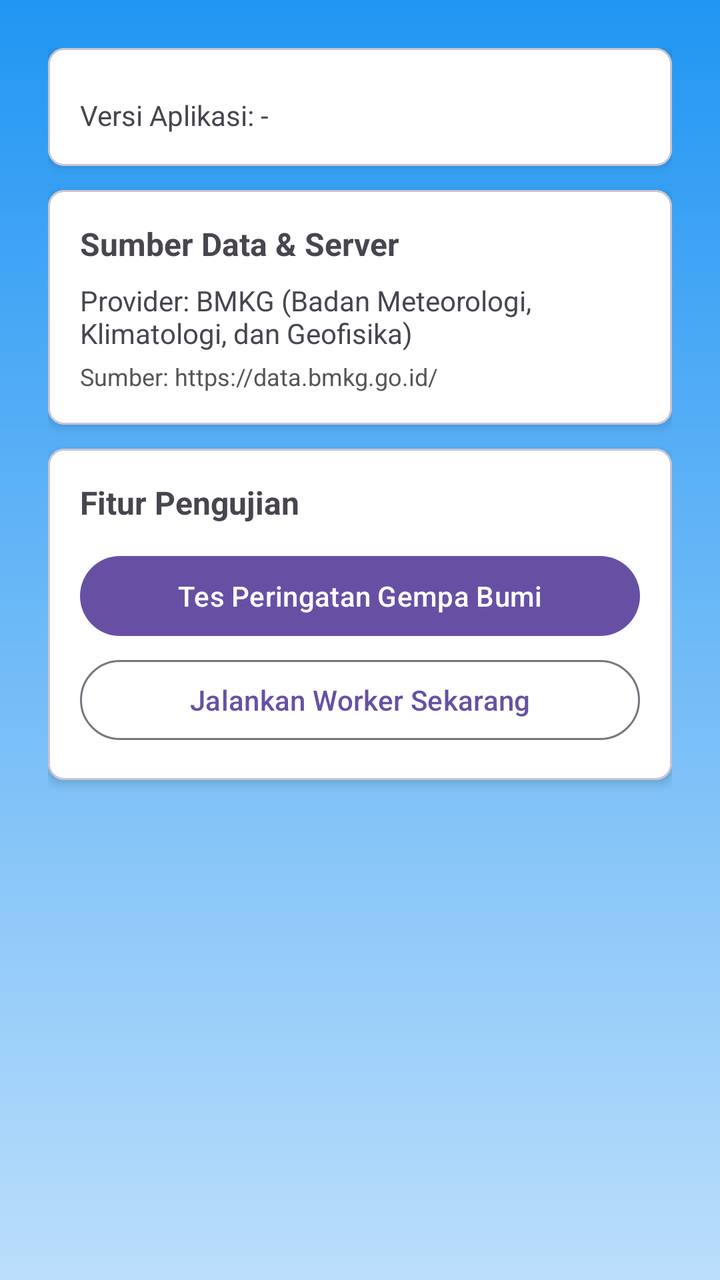
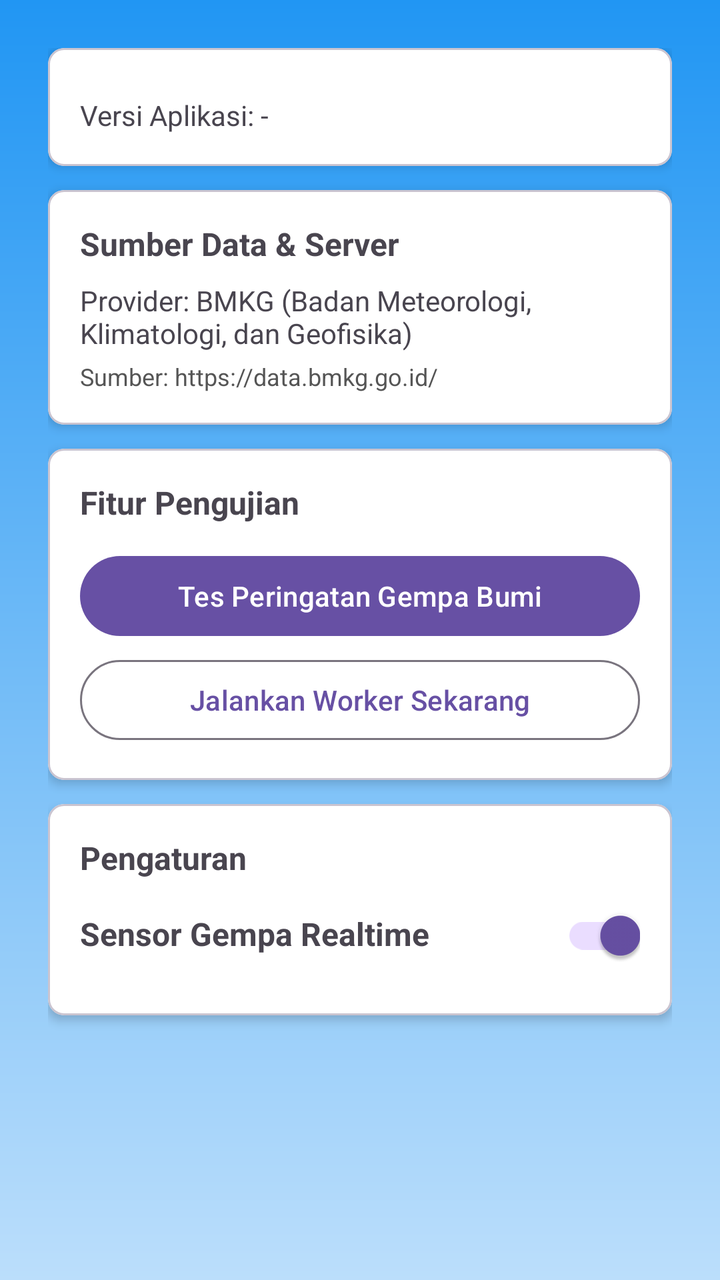

Two renders of the same Android screen: before a commit and after it. Below are the layout's source before the change and the commit's diff.
<!-- AndroidManifest.xml: application theme Theme.Perbana -->
<!-- res/layout/activity_system_information.xml -->
<?xml version="1.0" encoding="utf-8"?>
<ScrollView xmlns:android="http://schemas.android.com/apk/res/android"
    xmlns:app="http://schemas.android.com/apk/res-auto"
    xmlns:tools="http://schemas.android.com/tools"
    android:id="@+id/main"
    android:layout_width="match_parent"
    android:layout_height="match_parent"
    tools:context=".presentation.system_info.SystemInformationActivity"
    android:background="@drawable/bg_weather_sunny"
    >

    <LinearLayout
        android:layout_width="match_parent"
        android:layout_height="wrap_content"
        android:padding="24dp"
        android:orientation="vertical">

        <com.google.android.material.card.MaterialCardView
            android:layout_width="match_parent"
            android:layout_height="wrap_content"
            android:layout_marginBottom="12dp"
            app:cardCornerRadius="8dp"
            app:cardElevation="3dp"
            app:cardBackgroundColor="@color/white">

            <LinearLayout
                android:layout_width="match_parent"
                android:layout_height="wrap_content"
                android:orientation="vertical"
                android:padding="16dp">

                <TextView
                    android:id="@+id/tv_app_version"
                    android:layout_width="wrap_content"
                    android:layout_height="wrap_content"
                    android:layout_marginTop="8dp"
                    android:text="Versi Aplikasi: -"/>
            </LinearLayout>
        </com.google.android.material.card.MaterialCardView>

        <com.google.android.material.card.MaterialCardView
            android:layout_width="match_parent"
            android:layout_height="wrap_content"
            android:layout_marginBottom="12dp"
            app:cardCornerRadius="8dp"
            app:cardElevation="3dp"
            app:cardBackgroundColor="@color/white">

            <LinearLayout
                android:layout_width="match_parent"
                android:layout_height="wrap_content"
                android:orientation="vertical"
                android:padding="16dp">

                <TextView
                    android:layout_width="wrap_content"
                    android:layout_height="wrap_content"
                    android:text="Sumber Data &amp; Server"
                    android:textStyle="bold"
                    android:textSize="16sp"/>

                <TextView
                    android:layout_width="wrap_content"
                    android:layout_height="wrap_content"
                    android:layout_marginTop="8dp"
                    android:text="Provider: BMKG (Badan Meteorologi, Klimatologi, dan Geofisika)"/>

                <TextView
                    android:layout_width="wrap_content"
                    android:layout_height="wrap_content"
                    android:layout_marginTop="4dp"
                    android:text="Sumber: https://data.bmkg.go.id/"
                    android:textColor="#555555"
                    android:textSize="12sp"/>
            </LinearLayout>
        </com.google.android.material.card.MaterialCardView>

        <com.google.android.material.card.MaterialCardView
            android:layout_width="match_parent"
            android:layout_height="wrap_content"
            android:layout_marginBottom="12dp"
            app:cardCornerRadius="8dp"
            app:cardElevation="3dp"
            app:cardBackgroundColor="@color/white">

            <LinearLayout
                android:layout_width="match_parent"
                android:layout_height="wrap_content"
                android:orientation="vertical"
                android:padding="16dp">

                <TextView
                    android:layout_width="wrap_content"
                    android:layout_height="wrap_content"
                    android:text="Fitur Pengujian"
                    android:textStyle="bold"
                    android:textSize="16sp"/>

                <com.google.android.material.button.MaterialButton
                    android:id="@+id/btn_test_alarm"
                    android:layout_width="match_parent"
                    android:layout_height="wrap_content"
                    android:layout_marginTop="12dp"
                    android:text="Tes Peringatan Gempa Bumi"/>

                <com.google.android.material.button.MaterialButton
                    android:id="@+id/btn_force_sync"
                    style="?attr/materialButtonOutlinedStyle"
                    android:layout_width="match_parent"
                    android:layout_height="wrap_content"
                    android:layout_marginTop="4dp"
                    android:text="Jalankan Worker Sekarang"/>
            </LinearLayout>
        </com.google.android.material.card.MaterialCardView>
    </LinearLayout>

</ScrollView>
<!-- resources referenced by this layout -->
<resources>
  <color name="white">#FFFFFFFF</color>
  <!-- drawable bg_weather_sunny (drawable) -->
  <?xml version="1.0" encoding="utf-8"?>
  <shape xmlns:android="http://schemas.android.com/apk/res/android" android:shape="rectangle">
      <gradient
          android:startColor="#2196F3"
          android:endColor="#BBDEFB"
          android:angle="270"/>
  </shape>
  <style name="Theme.Perbana" parent="Base.Theme.Perbana" />
  <style name="Base.Theme.Perbana" parent="Theme.Material3.Light.NoActionBar">
          
          
      </style>
</resources>

<!-- the commit's change to res/layout/activity_system_information.xml (unified diff, before → after) -->
@@ -112,6 +112,57 @@
                     android:text="Jalankan Worker Sekarang"/>
             </LinearLayout>
         </com.google.android.material.card.MaterialCardView>
+
+        <com.google.android.material.card.MaterialCardView
+            android:layout_width="match_parent"
+            android:layout_height="wrap_content"
+            android:layout_marginBottom="12dp"
+            app:cardCornerRadius="8dp"
+            app:cardElevation="3dp"
+            app:cardBackgroundColor="@color/white">
+
+            <LinearLayout
+                android:layout_width="match_parent"
+                android:layout_height="wrap_content"
+                android:orientation="vertical"
+                android:padding="16dp">
+
+                <TextView
+                    android:layout_width="wrap_content"
+                    android:layout_height="wrap_content"
+                    android:text="Pengaturan"
+                    android:textStyle="bold"
+                    android:textSize="16sp"/>
+
+                <LinearLayout
+                    android:layout_width="match_parent"
+                    android:layout_height="wrap_content"
+                    android:orientation="vertical"
+                    android:layout_marginTop="4dp">
+
+                    <LinearLayout
+                        android:layout_width="match_parent"
+                        android:layout_height="wrap_content"
+                        android:orientation="horizontal">
+
+                        <TextView
+                            android:layout_width="0dp"
+                            android:layout_height="wrap_content"
+                            android:layout_weight="1"
+                            android:text="Sensor Gempa Realtime"
+                            android:textSize="@dimen/text_size_body_large"
+                            android:textStyle="bold"/>
+
+                        <androidx.appcompat.widget.SwitchCompat
+                            android:id="@+id/switch_earthquake_sensor"
+                            android:layout_width="wrap_content"
+                            android:layout_height="wrap_content"
+                            android:checked="true"/>
+                    </LinearLayout>
+                </LinearLayout>
+
+            </LinearLayout>
+        </com.google.android.material.card.MaterialCardView>
     </LinearLayout>
 
 </ScrollView>
<!-- resource entries referenced after the edit -->
@@ -1,6 +1,7 @@
 <!-- resources referenced by this layout -->
 <resources>
   <color name="white">#FFFFFFFF</color>
+  <dimen name="text_size_body_large">16sp</dimen>
   <!-- drawable bg_weather_sunny (drawable) -->
   <?xml version="1.0" encoding="utf-8"?>
   <shape xmlns:android="http://schemas.android.com/apk/res/android" android:shape="rectangle">
